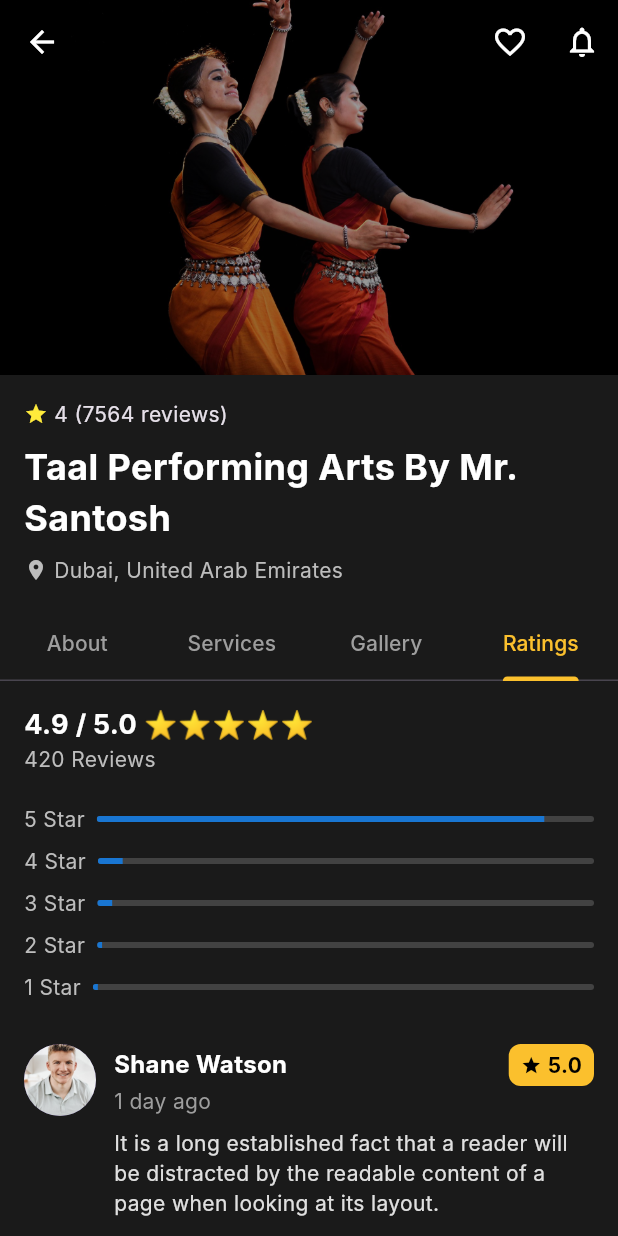
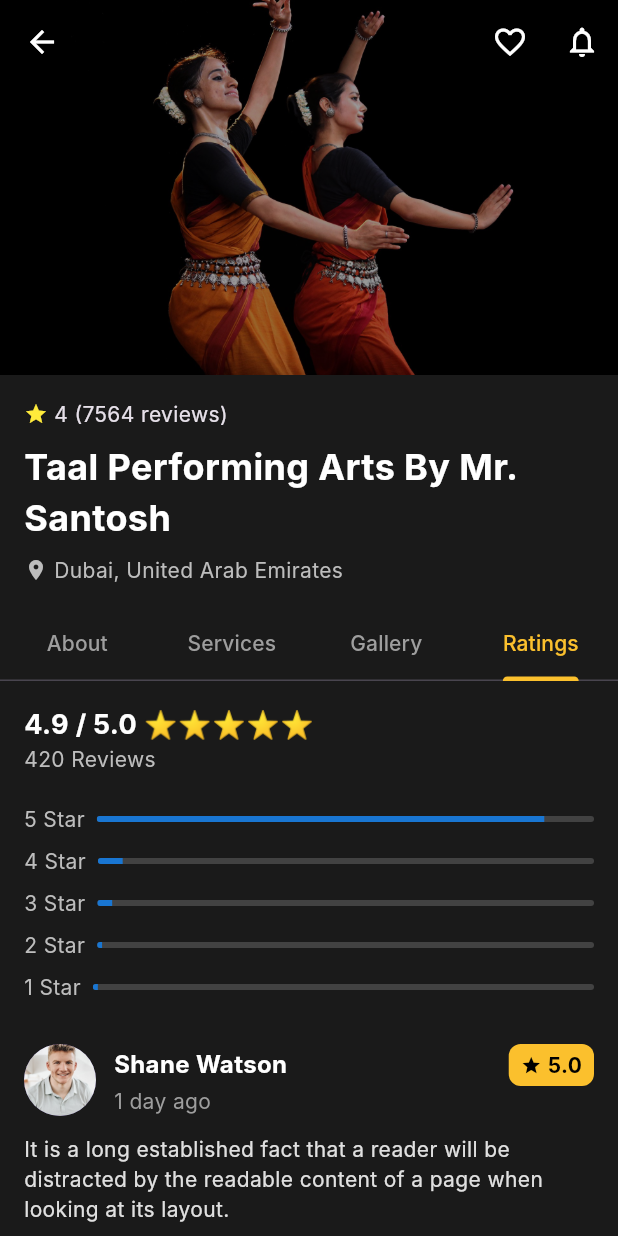
Before and after one commit to kutubofficial/flutter-ui-components, a Flutter app: the screen it shows after launch, tab 4 chosen, on a phone screen of 412 x 824 dp. Run offline on Flutter 3.47's test engine with Material 3 defaults, Android fonts, the phone set to English and light mode, and no system bars; Roboto replaces fonts that are missing (Inter).

Commit message:
updated some container style

```diff
--- a/lib/academy_details/academy_details_page.dart
+++ b/lib/academy_details/academy_details_page.dart
@@ -450,9 +450,10 @@ class _AcademyDetailsPageState extends State<AcademyDetailsPage>
   }
 
   Widget _buildReviewCard(ReviewInfo review) {
-    return Padding(
-      padding: const EdgeInsets.only(bottom: 16.0),
-      child: Row(
+    return Column(
+      crossAxisAlignment: CrossAxisAlignment.start,
+      children: [
+        Row(
           crossAxisAlignment: CrossAxisAlignment.start,
           children: [
             CircleAvatar(
@@ -487,7 +488,11 @@ class _AcademyDetailsPageState extends State<AcademyDetailsPage>
                         ),
                         child: Row(
                           children: [
-                          const Icon(Icons.star, color: Colors.black, size: 14),
+                            const Icon(
+                              Icons.star,
+                              color: Colors.black,
+                              size: 14,
+                            ),
                             const SizedBox(width: 4),
                             Text(
                               review.rating.toString(),
@@ -502,16 +507,17 @@ class _AcademyDetailsPageState extends State<AcademyDetailsPage>
                     ],
                   ),
                   Text(review.date, style: TextStyle(color: Colors.grey[500])),
-                const SizedBox(height: 8),
+                ],
+              ),
+            ),
+          ],
+        ),
+        const SizedBox(height: 12),
         Text(
           review.comment,
           style: TextStyle(color: Colors.grey[300], height: 1.4),
         ),
       ],
-            ),
-          ),
-        ],
-      ),
     );
   }
 
```
Lines whose indentation alone changed are shown as unchanged.
